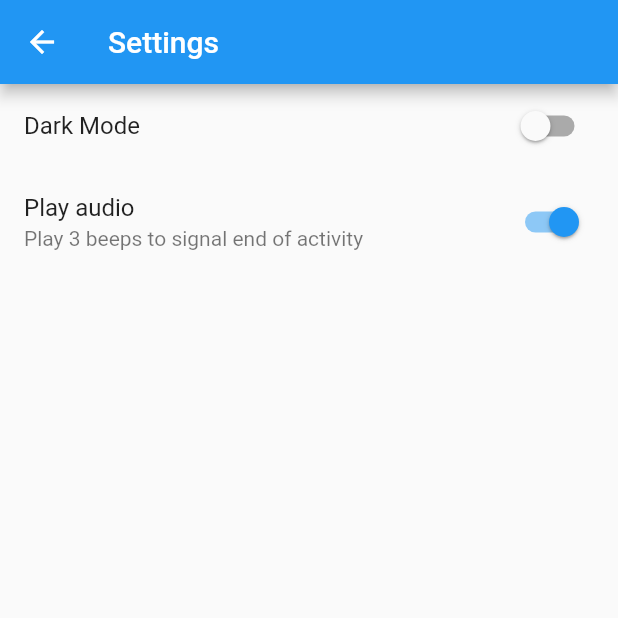
After one commit to alastairrmcneill/workout-timer-app, a Flutter app: the screen it shows after launch, after a tap on the "settings" icon, on a phone screen of 412 x 824 dp, the top half of it. The commit adds this screen. Run offline on Flutter 3.47's test engine with Material 2 defaults, Android fonts, the phone set to English and light mode, and no system bars; our stand-ins replace sqflite; accounts and stored records are empty.

Commit message:
Added settings screen and providers

```diff
--- a/lib/main.dart
+++ b/lib/main.dart
@@ -22,6 +22,9 @@ class MyApp extends StatelessWidget {
         ChangeNotifierProvider<ActivityNotifiter>(
           create: (_) => ActivityNotifiter(),
         ),
+        ChangeNotifierProvider<SettingsNotifier>(
+          create: (_) => SettingsNotifier(),
+        )
       ],
       child: const MaterialApp(
         debugShowCheckedModeBanner: false,
--- a/lib/notifiers/notifiers.dart
+++ b/lib/notifiers/notifiers.dart
@@ -36,3 +36,21 @@
     notifyListeners();
   }
 }
+
+class SettingsNotifier extends ChangeNotifier {
+  bool? _darkMode;
+  bool? _audioMode;
+
+  bool? get darkMode => _darkMode;
+  bool? get audioMode => _audioMode;
+
+  set setDarkMode(bool darkMode) {
+    _darkMode = darkMode;
+    notifyListeners();
+  }
+
+  set setAudioMode(bool audioMode) {
+    _audioMode = audioMode;
+    notifyListeners();
+  }
+}
--- a/lib/screens/home_screen.dart
+++ b/lib/screens/home_screen.dart
@@ -2,6 +2,7 @@ import 'package:flutter/material.dart';
 import 'package:provider/provider.dart';
 import 'package:workout_timer_app/models/models.dart';
 import 'package:workout_timer_app/notifiers/notifiers.dart';
+import 'package:workout_timer_app/screens/screens.dart';
 import 'package:workout_timer_app/services/database_service.dart';
 import 'package:workout_timer_app/widgets/workout_list_view.dart';
 
@@ -20,7 +21,7 @@ class _HomeScreenState extends State<HomeScreen> {
   void initState() {
     super.initState();
     WorkoutNotifier workoutNotifier = Provider.of<WorkoutNotifier>(context, listen: false);
-
+    SettingsNotifier settingsNotifier = Provider.of<SettingsNotifier>(context, listen: false);
     WorkoutDatabase.instance.readAllWorkouts(workoutNotifier);
   }
 
@@ -73,10 +74,15 @@ class _HomeScreenState extends State<HomeScreen> {
   @override
   Widget build(BuildContext context) {
     WorkoutNotifier workoutNotifier = Provider.of<WorkoutNotifier>(context);
+    SettingsNotifier settingsNotifier = Provider.of<SettingsNotifier>(context);
 
     return Scaffold(
       appBar: AppBar(
-        title: const Text("Workout Timer"),
+        title: (settingsNotifier.darkMode == null) ? const Text('Null') : Text('${settingsNotifier.darkMode}'),
+        leading: IconButton(
+          onPressed: () => Navigator.of(context).push(MaterialPageRoute(builder: (_) => const SettingsScreen())),
+          icon: const Icon(Icons.settings_outlined),
+        ),
         actions: [
           IconButton(
             onPressed: () {
--- a/lib/screens/screens.dart
+++ b/lib/screens/screens.dart
@@ -1,2 +1,4 @@
 export 'home_screen.dart';
 export 'workout_screen.dart';
+export 'timer_screen.dart';
+export 'settings_screen.dart';
--- /dev/null
+++ b/lib/screens/settings_screen.dart
@@ -0,0 +1,54 @@
+import 'package:flutter/material.dart';
+import 'package:provider/provider.dart';
+import 'package:workout_timer_app/notifiers/notifiers.dart';
+
+class SettingsScreen extends StatefulWidget {
+  const SettingsScreen({Key? key}) : super(key: key);
+
+  @override
+  State<SettingsScreen> createState() => _SettingsScreenState();
+}
+
+class _SettingsScreenState extends State<SettingsScreen> {
+  @override
+  void initState() {
+    super.initState();
+    SettingsNotifier settingsNotifier = Provider.of<SettingsNotifier>(context, listen: false);
+  }
+
+  @override
+  Widget build(BuildContext context) {
+    SettingsNotifier settingsNotifier = Provider.of<SettingsNotifier>(context);
+    return Scaffold(
+      appBar: AppBar(
+        title: Text('Settings'),
+      ),
+      body: Column(
+        children: [
+          ListTile(
+            title: const Text('Dark Mode'),
+            trailing: Switch(
+              value: (settingsNotifier.darkMode == null) ? false : settingsNotifier.darkMode!,
+              onChanged: (value) {
+                setState(() {
+                  settingsNotifier.setDarkMode = value;
+                });
+              },
+            ),
+          ),
+          ListTile(
+            title: const Text('Play audio'),
+            subtitle: const Text('Play 3 beeps to signal end of activity'),
+            trailing: Switch(
+                value: (settingsNotifier.audioMode == null) ? true : settingsNotifier.audioMode!,
+                onChanged: (value) {
+                  setState(() {
+                    settingsNotifier.setAudioMode = value;
+                  });
+                }),
+          ),
+        ],
+      ),
+    );
+  }
+}
--- a/lib/services/database_service.dart
+++ b/lib/services/database_service.dart
@@ -43,7 +43,6 @@ class WorkoutDatabase {
   // Create
   Future create(WorkoutNotifier workoutNotifier, Workout workout) async {
     final db = await instance.database;
-    print(db);
     final uid = await db.insert(tableWorkouts, workout.toJSON());
     readAllWorkouts(workoutNotifier);
   }
@@ -55,9 +54,9 @@ class WorkoutDatabase {
 
     final result = await db.query(tableWorkouts);
 
-    List<Workout> _workoutList = result.map((json) => Workout.fromJSON(json)).toList();
+    List<Workout> workoutList = result.map((json) => Workout.fromJSON(json)).toList();
 
-    workoutNotifier.setWorkoutList = _workoutList;
+    workoutNotifier.setWorkoutList = workoutList;
   }
 
   // Update
@@ -78,6 +77,7 @@ class WorkoutDatabase {
     );
 
     readAllWorkouts(workoutNotifier);
+    workoutNotifier.setCurrentWorkout = newWorkout;
   }
 
   // Delete
@@ -133,8 +133,10 @@ class ActivityDatabase {
     final db = await instance.database;
     final id = await db.insert(tableActivites, activity.toJSON());
 
-    await WorkoutDatabase.instance.updateWorkoutWithActivity(workoutNotifier, activityCount: 1, activityTime: activity.time);
-    readAllActivitiesFromWorkout(activityNotifiter, activity.workoutId);
+    await WorkoutDatabase.instance.updateWorkoutWithActivity(workoutNotifier, activityCount: 1, activityTime: activity.time).whenComplete(() {
+      WorkoutDatabase.instance.readAllWorkouts(workoutNotifier);
+    });
+    await readAllActivitiesFromWorkout(activityNotifiter, activity.workoutId);
   }
 
   // Read
```
Also changed, not shown: lib/screens/timer_screen.dart (added, +35 -0 lines), lib/screens/workout_screen.dart (+26 -8 lines).
